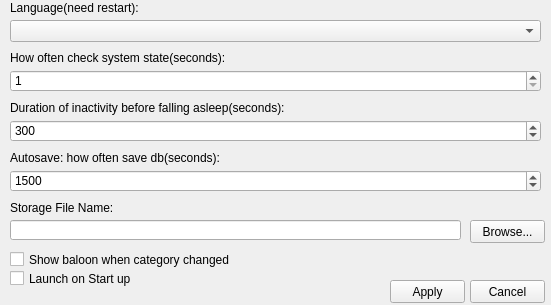
This is TrackYourTime/settingswindow.ui in Allexin/TrackYourTime as Qt 5 draws it before an edit. The edited form follows.
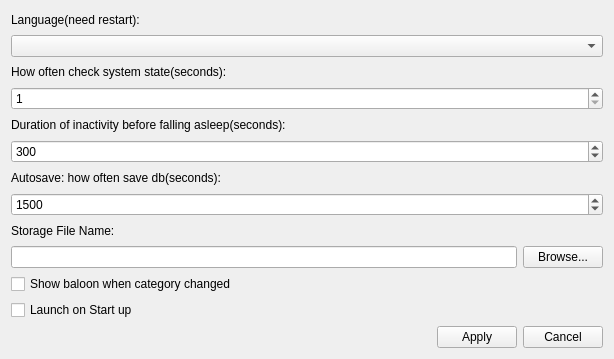
This is the edited form.

Commit message: Remove "zero time" applications from statistic Add ico loading in tray icon Add autoresize to all windows

```diff
--- a/TrackYourTime/settingswindow.ui
+++ b/TrackYourTime/settingswindow.ui
@@ -6,8 +6,8 @@
    <rect>
     <x>0</x>
     <y>0</y>
-    <width>551</width>
-    <height>305</height>
+    <width>614</width>
+    <height>359</height>
    </rect>
   </property>
   <property name="sizePolicy">
@@ -18,29 +18,36 @@
   </property>
   <property name="minimumSize">
    <size>
-    <width>551</width>
-    <height>305</height>
+    <width>100</width>
+    <height>100</height>
    </size>
   </property>
   <property name="maximumSize">
    <size>
-    <width>551</width>
-    <height>305</height>
+    <width>2000</width>
+    <height>2000</height>
    </size>
   </property>
   <property name="windowTitle">
    <string>Settings</string>
   </property>
   <widget class="QWidget" name="centralWidget">
+   <layout class="QVBoxLayout" name="verticalLayout">
+    <item>
+     <widget class="QLabel" name="label_4">
+      <property name="text">
+       <string>Language(need restart):</string>
+      </property>
+      <property name="scaledContents">
+       <bool>false</bool>
+      </property>
+     </widget>
+    </item>
+    <item>
+     <widget class="QComboBox" name="comboBoxLanguage"/>
+    </item>
+    <item>
    <widget class="QLabel" name="label">
-    <property name="geometry">
-     <rect>
-      <x>10</x>
-      <y>50</y>
-      <width>531</width>
-      <height>16</height>
-     </rect>
-    </property>
     <property name="text">
      <string>How often check system state(seconds):</string>
     </property>
@@ -48,15 +55,9 @@
      <bool>false</bool>
     </property>
    </widget>
+    </item>
+    <item>
    <widget class="QSpinBox" name="spinBoxUpdateDelay">
-    <property name="geometry">
-     <rect>
-      <x>10</x>
-      <y>70</y>
-      <width>531</width>
-      <height>22</height>
-     </rect>
-    </property>
     <property name="minimum">
      <number>1</number>
     </property>
@@ -64,15 +65,9 @@
      <number>60</number>
     </property>
    </widget>
+    </item>
+    <item>
    <widget class="QLabel" name="label_2">
-    <property name="geometry">
-     <rect>
-      <x>10</x>
-      <y>100</y>
-      <width>531</width>
-      <height>16</height>
-     </rect>
-    </property>
     <property name="text">
      <string>Duration of inactivity before falling asleep(seconds):</string>
     </property>
@@ -80,15 +75,9 @@
      <bool>false</bool>
     </property>
    </widget>
+    </item>
+    <item>
    <widget class="QSpinBox" name="spinBoxIdleDelay">
-    <property name="geometry">
-     <rect>
-      <x>10</x>
-      <y>120</y>
-      <width>531</width>
-      <height>22</height>
-     </rect>
-    </property>
     <property name="minimum">
      <number>60</number>
     </property>
@@ -99,15 +88,9 @@
      <number>300</number>
     </property>
    </widget>
+    </item>
+    <item>
    <widget class="QLabel" name="label_3">
-    <property name="geometry">
-     <rect>
-      <x>10</x>
-      <y>150</y>
-      <width>531</width>
-      <height>16</height>
-     </rect>
-    </property>
     <property name="text">
      <string>Autosave: how often save db(seconds):</string>
     </property>
@@ -115,15 +98,9 @@
      <bool>false</bool>
     </property>
    </widget>
+    </item>
+    <item>
    <widget class="QSpinBox" name="spinBoxAutosaveDelay">
-    <property name="geometry">
-     <rect>
-      <x>10</x>
-      <y>170</y>
-      <width>531</width>
-      <height>22</height>
-     </rect>
-    </property>
     <property name="minimum">
      <number>300</number>
     </property>
@@ -134,41 +111,9 @@
      <number>1500</number>
     </property>
    </widget>
-   <widget class="QComboBox" name="comboBoxLanguage">
-    <property name="geometry">
-     <rect>
-      <x>10</x>
-      <y>20</y>
-      <width>531</width>
-      <height>22</height>
-     </rect>
-    </property>
-   </widget>
-   <widget class="QLabel" name="label_4">
-    <property name="geometry">
-     <rect>
-      <x>10</x>
-      <y>0</y>
-      <width>531</width>
-      <height>16</height>
-     </rect>
-    </property>
-    <property name="text">
-     <string>Language(need restart):</string>
-    </property>
-    <property name="scaledContents">
-     <bool>false</bool>
-    </property>
-   </widget>
+    </item>
+    <item>
    <widget class="QLabel" name="label_5">
-    <property name="geometry">
-     <rect>
-      <x>10</x>
-      <y>200</y>
-      <width>531</width>
-      <height>16</height>
-     </rect>
-    </property>
     <property name="sizePolicy">
      <sizepolicy hsizetype="Preferred" vsizetype="Preferred">
       <horstretch>0</horstretch>
@@ -182,93 +127,79 @@
      <bool>false</bool>
     </property>
    </widget>
-   <widget class="QLineEdit" name="lineEditStorageFileName">
-    <property name="geometry">
-     <rect>
-      <x>10</x>
-      <y>220</y>
-      <width>451</width>
-      <height>20</height>
-     </rect>
-    </property>
-   </widget>
+    </item>
+    <item>
+     <layout class="QHBoxLayout" name="horizontalLayout">
+      <item>
+       <widget class="QLineEdit" name="lineEditStorageFileName"/>
+      </item>
+      <item>
    <widget class="QPushButton" name="pushButtonBrowseStorageFileName">
-    <property name="geometry">
-     <rect>
-      <x>470</x>
-      <y>220</y>
-      <width>75</width>
-      <height>23</height>
-     </rect>
-    </property>
     <property name="text">
      <string>Browse...</string>
     </property>
    </widget>
+      </item>
+     </layout>
+    </item>
+    <item>
+     <widget class="QCheckBox" name="checkBoxShowBaloon">
+      <property name="sizePolicy">
+       <sizepolicy hsizetype="Expanding" vsizetype="Fixed">
+        <horstretch>0</horstretch>
+        <verstretch>0</verstretch>
+       </sizepolicy>
+      </property>
+      <property name="text">
+       <string>Show baloon when category changed</string>
+      </property>
+     </widget>
+    </item>
+    <item>
+     <widget class="QCheckBox" name="checkBoxAutorun">
+      <property name="sizePolicy">
+       <sizepolicy hsizetype="Expanding" vsizetype="Fixed">
+        <horstretch>0</horstretch>
+        <verstretch>0</verstretch>
+       </sizepolicy>
+      </property>
+      <property name="text">
+       <string>Launch on Start up</string>
+      </property>
+     </widget>
+    </item>
+    <item>
+     <layout class="QHBoxLayout" name="horizontalLayout_2">
+      <item>
+       <spacer name="horizontalSpacer">
+        <property name="orientation">
+         <enum>Qt::Horizontal</enum>
+        </property>
+        <property name="sizeHint" stdset="0">
+         <size>
+          <width>40</width>
+          <height>20</height>
+         </size>
+        </property>
+       </spacer>
+      </item>
+      <item>
    <widget class="QPushButton" name="pushButtonApply">
-    <property name="geometry">
-     <rect>
-      <x>390</x>
-      <y>280</y>
-      <width>75</width>
-      <height>23</height>
-     </rect>
-    </property>
     <property name="text">
      <string>Apply</string>
     </property>
    </widget>
+      </item>
+      <item>
    <widget class="QPushButton" name="pushButtonCancel">
-    <property name="geometry">
-     <rect>
-      <x>470</x>
-      <y>280</y>
-      <width>75</width>
-      <height>23</height>
-     </rect>
-    </property>
     <property name="text">
      <string>Cancel</string>
     </property>
    </widget>
-   <widget class="QCheckBox" name="checkBoxAutorun">
-    <property name="geometry">
-     <rect>
-      <x>10</x>
-      <y>270</y>
-      <width>531</width>
-      <height>17</height>
-     </rect>
-    </property>
-    <property name="sizePolicy">
-     <sizepolicy hsizetype="Expanding" vsizetype="Fixed">
-      <horstretch>0</horstretch>
-      <verstretch>0</verstretch>
-     </sizepolicy>
-    </property>
-    <property name="text">
-     <string>Launch on Start up</string>
-    </property>
-   </widget>
-   <widget class="QCheckBox" name="checkBoxShowBaloon">
-    <property name="geometry">
-     <rect>
-      <x>10</x>
-      <y>250</y>
-      <width>531</width>
-      <height>19</height>
-     </rect>
-    </property>
-    <property name="sizePolicy">
-     <sizepolicy hsizetype="Expanding" vsizetype="Fixed">
-      <horstretch>0</horstretch>
-      <verstretch>0</verstretch>
-     </sizepolicy>
-    </property>
-    <property name="text">
-     <string>Show baloon when category changed</string>
-    </property>
-   </widget>
+      </item>
+     </layout>
+    </item>
+   </layout>
   </widget>
  </widget>
  <layoutdefault spacing="6" margin="11"/>
```
Lines whose indentation alone changed are shown as unchanged. The commit also changes 5 other files.
